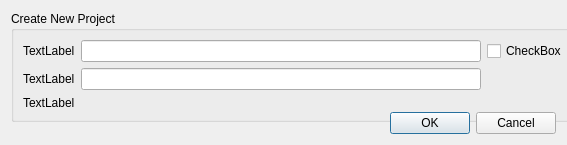
Before: the Qt Designer form Src/dlgnewproject.ui in DomDumont/CartaGen, drawn with Qt 5.
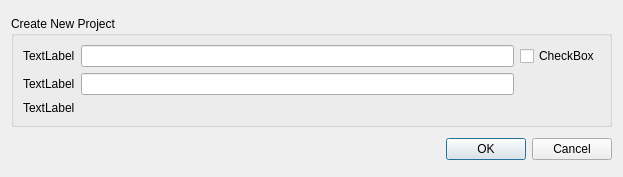
After: the same form once the commit is applied.

What changed in the file:
```diff
--- a/Src/dlgnewproject.ui
+++ b/Src/dlgnewproject.ui
@@ -6,8 +6,8 @@
    <rect>
     <x>0</x>
     <y>0</y>
-    <width>567</width>
-    <height>145</height>
+    <width>623</width>
+    <height>177</height>
    </rect>
   </property>
   <property name="sizePolicy">
@@ -18,8 +18,14 @@
   </property>
   <property name="minimumSize">
    <size>
-    <width>50</width>
-    <height>50</height>
+    <width>623</width>
+    <height>177</height>
+   </size>
+  </property>
+  <property name="maximumSize">
+   <size>
+    <width>723</width>
+    <height>177</height>
    </size>
   </property>
   <property name="windowTitle">
```
